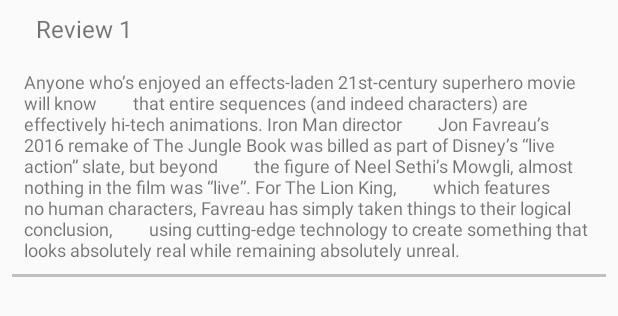
After one commit to estherguiuhernandez/MoviesAppStage2, an Android app: the layout layout_reviews.xml on its own in the app's theme, with its tools: preview values and no code run, on a phone screen of 412 x 824 dp. The commit adds this screen. Shown: the top 316 px of the screen. Run offline under Robolectric (Android 15) with nearby library versions, the phone set to English and light mode, and no system bars.

Commit message:
Add reviews

```diff
--- a/app/src/main/java/com/example/moviesapp/utilities/NetworkUtils.java
+++ b/app/src/main/java/com/example/moviesapp/utilities/NetworkUtils.java
@@ -37,7 +37,7 @@ public class NetworkUtils {
      * This parameter is deleted and needs for security when uploaded and needs to be added
      */
     final static String PARAM_KEY = "api_key";
-    final static String myApiKey = "";
+    final static String myApiKey = "e87fada0a47463418dac3356605c33bd";
 
     /**
      * Builds the URL used to query moviesdb.
--- /dev/null
+++ b/app/src/main/res/layout/layout_reviews.xml
@@ -0,0 +1,39 @@
+<?xml version="1.0" encoding="utf-8"?>
+<android.support.constraint.ConstraintLayout xmlns:android="http://schemas.android.com/apk/res/android"
+    xmlns:app="http://schemas.android.com/apk/res-auto"
+    xmlns:tools="http://schemas.android.com/tools"
+    android:id="@+id/cl_reviews"
+    android:layout_width="match_parent"
+    android:layout_height="match_parent">
+
+    <TextView
+        android:id="@+id/tv_review_title"
+        style="@style/TextViewTrailer"
+        app:layout_constraintEnd_toEndOf="parent"
+        app:layout_constraintHorizontal_bias="0.0"
+        app:layout_constraintStart_toStartOf="parent"
+        app:layout_constraintTop_toTopOf="parent"
+        tools:text="Review 1" />
+
+
+    <View
+        android:id="@+id/splitLine_hor_rev"
+        style="@style/SplitLine"
+        app:layout_constraintEnd_toEndOf="parent"
+        app:layout_constraintStart_toStartOf="parent"
+        app:layout_constraintTop_toBottomOf="@+id/tv_review_text" />
+
+    <TextView
+        android:id="@+id/tv_review_text"
+        style="@style/TextViewSynopsis"
+        app:layout_constraintEnd_toEndOf="parent"
+        app:layout_constraintStart_toStartOf="parent"
+        app:layout_constraintTop_toBottomOf="@+id/tv_review_title"
+        tools:text="Anyone who’s enjoyed an effects-laden 21st-century superhero movie will know
+        that entire sequences (and indeed characters) are effectively hi-tech animations. Iron Man director
+        Jon Favreau’s 2016 remake of The Jungle Book was billed as part of Disney’s “live action” slate, but beyond
+        the figure of Neel Sethi’s Mowgli, almost nothing in the film was “live”. For The Lion King,
+        which features no human characters, Favreau has simply taken things to their logical conclusion,
+        using cutting-edge technology to create something that looks absolutely real while remaining absolutely unreal. " />
+
+</android.support.constraint.ConstraintLayout>
```
Also changed, not shown: app/src/main/java/com/example/moviesapp/MovieDetailsActivity.java (+71 -9 lines).
